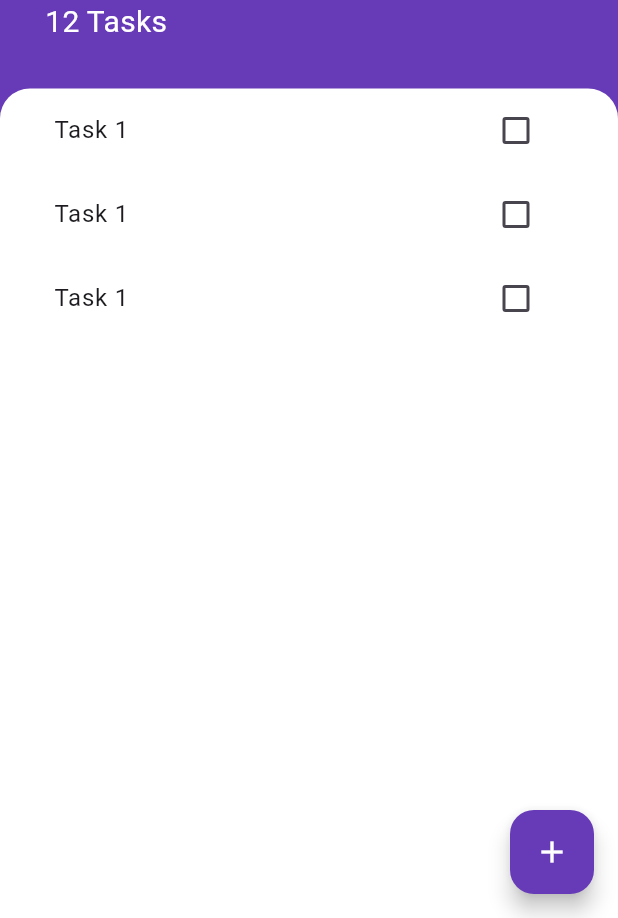
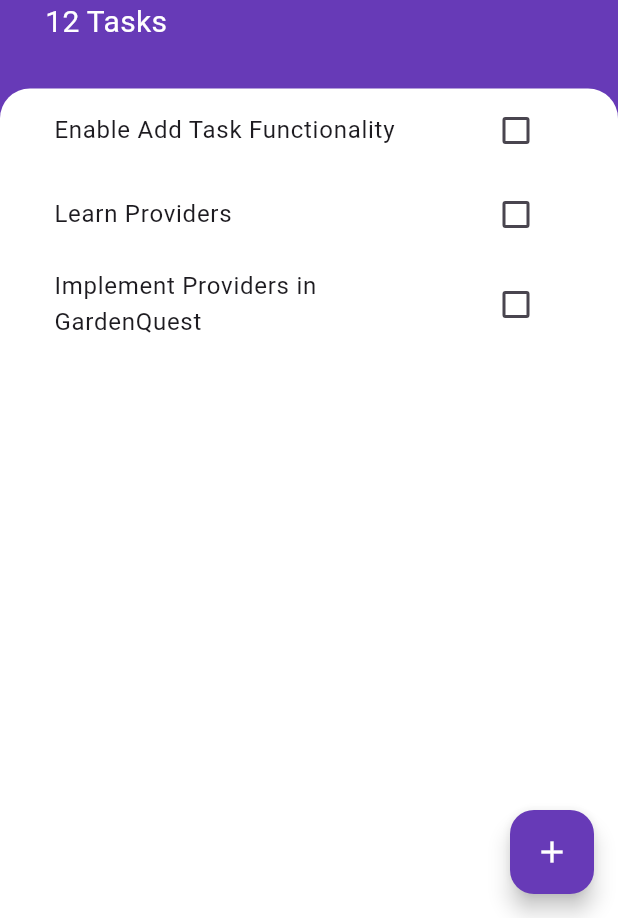
Before and after one commit to sussananukem/todo, a Flutter app: the screen it shows after launch, on a phone screen of 412 x 824 dp, the part 318-1236 px from its top. Run offline on Flutter 3.47's test engine with Material 2 defaults, Android fonts, the phone set to English and light mode, and no system bars; our stand-ins replace device_preview.

Commit message:
Implemented Listbuilder

```diff
--- /dev/null
+++ b/lib/models/task_model.dart
@@ -0,0 +1,13 @@
+class TaskModel {
+  String taskTitle;
+  bool isDone;
+
+  TaskModel({
+    required this.taskTitle,
+    this.isDone = false,
+  });
+
+  void toggleDone() {
+    isDone = !isDone;
+  }
+}
--- a/lib/widgets/task_check_box.dart
+++ /dev/null
@@ -1,16 +0,0 @@
-import 'package:flutter/material.dart';
-
-class TaskCheckBox extends StatelessWidget {
-  const TaskCheckBox({
-    super.key, required this.checkBoxState, required this.toggleStateFunction,
-  });
-final bool checkBoxState;
-final Function(bool?)? toggleStateFunction;
-  @override
-  Widget build(BuildContext context) {
-    return Checkbox(
-      value: checkBoxState,
-      onChanged: toggleStateFunction,
-    );
-  }
-}
--- a/lib/widgets/task_list.dart
+++ b/lib/widgets/task_list.dart
@@ -1,19 +1,45 @@
 import 'package:flutter/material.dart';
 import 'package:todo/widgets/task_tile.dart';
 
-class TaskList extends StatelessWidget {
+import '../models/task_model.dart';
+
+class TaskList extends StatefulWidget {
   const TaskList({
     super.key,
   });
 
   @override
+  State<TaskList> createState() => _TaskListState();
+}
+
+class _TaskListState extends State<TaskList> {
+  List<TaskModel> taskModel = [
+    TaskModel(
+      taskTitle: 'Enable Add Task Functionality',
+    ),
+    TaskModel(
+      taskTitle: 'Learn Providers',
+    ),
+    TaskModel(
+      taskTitle: 'Implement Providers in GardenQuest',
+    ),
+  ];
+
+  @override
   Widget build(BuildContext context) {
-    return ListView(
-      children: const [
-        TaskTile(),
-        TaskTile(),
-        TaskTile(),
-      ],
+    return ListView.builder(
+      itemBuilder: (context, index) {
+        return TaskTile(
+          isChecked: taskModel[index].isDone,
+          taskTitle: taskModel[index].taskTitle,
+          toggleStateFunction: (bool? newValue) {
+            setState(() {
+              taskModel[index].toggleDone();
+            });
+          },
+        );
+      },
+      itemCount: taskModel.length,
     );
   }
 }
--- a/lib/widgets/task_tile.dart
+++ b/lib/widgets/task_tile.dart
@@ -1,33 +1,27 @@
 import 'package:flutter/material.dart';
-import 'package:todo/widgets/task_check_box.dart';
 
-class TaskTile extends StatefulWidget {
-  const TaskTile({
-    super.key,
-  });
+class TaskTile extends StatelessWidget {
+  final bool isChecked;
+  final String taskTitle;
+  final Function(bool?) toggleStateFunction;
+  const TaskTile(
+      {super.key,
+      required this.isChecked,
+      required this.taskTitle,
+      required this.toggleStateFunction});
 
-  @override
-  State<TaskTile> createState() => _TaskTileState();
-}
-
-class _TaskTileState extends State<TaskTile> {
-  bool isChecked = false;
   @override
   Widget build(BuildContext context) {
     return ListTile(
       title: Text(
-        'Task 1',
+        taskTitle,
         style: TextStyle(
           decoration: isChecked ? TextDecoration.lineThrough : null,
         ),
       ),
-      trailing: TaskCheckBox(
-        checkBoxState: isChecked,
-        toggleStateFunction: (bool? checkBoxState) {
-          setState(() {
-            isChecked = checkBoxState!;
-          });
-        },
+      trailing: Checkbox(
+        value: isChecked,
+        onChanged: toggleStateFunction,
       ),
     );
   }
```
